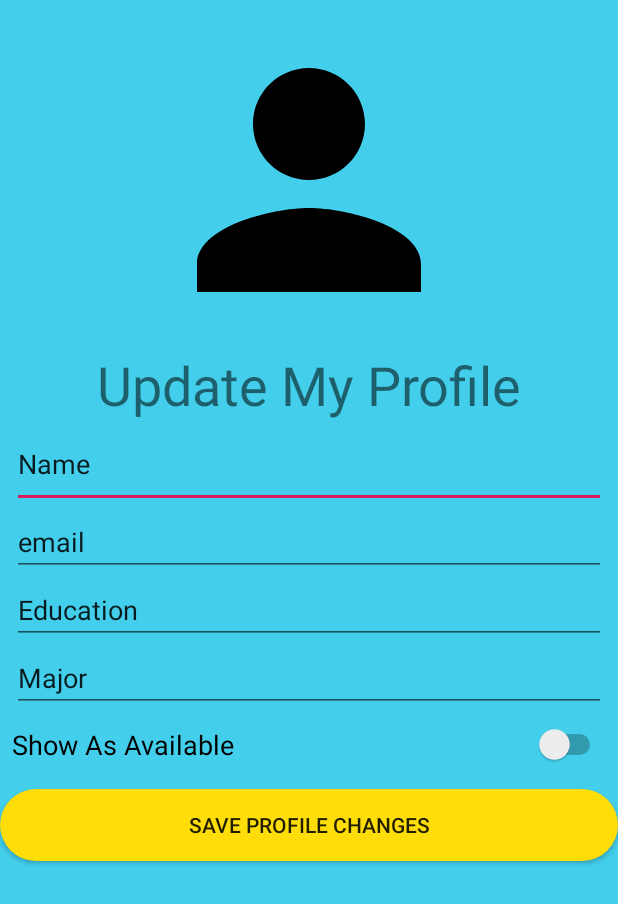
After one commit to ArmandoV15/TutorMe, an Android app: the ViewMyProfile screen opened directly, with no data from a screen before it, on a phone screen of 412 x 824 dp. The commit adds this screen. Shown: the top 904 px of the screen. Run offline under Robolectric (Android 15) with nearby library versions, the phone set to English and light mode, and no system bars; our stand-ins replace Firebase (no records; nobody signed in at launch, a user with empty details on screens opened directly); 1 statement that could not run was skipped.

Commit message:
Profile Features started

```diff
--- a/app/build.gradle
+++ b/app/build.gradle
@@ -34,6 +34,7 @@ dependencies {
     androidTestImplementation 'androidx.test:runner:1.2.0'
     androidTestImplementation 'androidx.test.espresso:espresso-core:3.2.0'
     implementation 'com.google.firebase:firebase-database:19.2.0'
+    implementation 'com.google.android.material:material:1.0.0'
 }
 
 apply plugin: 'com.google.gms.google-services'
--- a/app/src/main/AndroidManifest.xml
+++ b/app/src/main/AndroidManifest.xml
@@ -9,7 +9,9 @@
         android:roundIcon="@mipmap/ic_launcher_round"
         android:supportsRtl="true"
         android:theme="@style/AppTheme">
-        <activity android:name=".MessagingActivity"></activity>
+        <activity android:name=".ViewMyProfile"></activity>
+        <activity android:name=".ViewProfileActivity" />
+        <activity android:name=".MessagingActivity" />
         <activity android:name=".TutorActivity" />
         <activity android:name=".RegisterPage" />
         <activity android:name=".LoginActivity">
--- /dev/null
+++ b/app/src/main/java/com/example/tutorme/ViewMyProfile.java
@@ -0,0 +1,38 @@
+package com.example.tutorme;
+
+import androidx.appcompat.app.AppCompatActivity;
+
+import android.os.Bundle;
+import android.widget.EditText;
+import android.widget.Switch;
+
+import com.google.firebase.auth.FirebaseAuth;
+import com.google.firebase.auth.FirebaseUser;
+import com.google.firebase.database.FirebaseDatabase;
+
+public class ViewMyProfile extends AppCompatActivity {
+
+    private EditText myNameEditText, myEmailEditText, myMajorEditText, myYearEditText;
+    private Switch availableSwitch;
+    private FirebaseDatabase mDatabase;
+
+    @Override
+    protected void onCreate(Bundle savedInstanceState) {
+        super.onCreate(savedInstanceState);
+        setContentView(R.layout.activity_view_my_profile);
+
+        FirebaseUser user = FirebaseAuth.getInstance().getCurrentUser();
+        String userID = user.getUid();
+        mDatabase = FirebaseDatabase.getInstance().getReference("Users").child();
+
+
+        myNameEditText = (EditText) findViewById(R.id.myNameEditText);
+        myEmailEditText = (EditText) findViewById(R.id.myEmailEditText);
+        myMajorEditText = (EditText) findViewById(R.id.myMajorEditText);
+        myYearEditText = (EditText) findViewById(R.id.yearEditText);
+        availableSwitch = (Switch) findViewById(R.id.availableSwitch);
+
+
+
+    }
+}
--- a/app/src/main/res/layout/activity_main.xml
+++ b/app/src/main/res/layout/activity_main.xml
@@ -61,7 +61,7 @@
         android:background="@drawable/capsule"
         android:drawableTop="@drawable/ic_account_circle_black_24dp"
         android:gravity="clip_horizontal|center"
-        android:text="View My Profile"
+        android:text="Edit My Profile"
         app:layout_constraintEnd_toEndOf="parent"
         app:layout_constraintStart_toStartOf="parent"
         app:layout_constraintTop_toBottomOf="@+id/inboxButton" />
--- /dev/null
+++ b/app/src/main/res/layout/activity_view_my_profile.xml
@@ -0,0 +1,93 @@
+<?xml version="1.0" encoding="utf-8"?>
+<LinearLayout xmlns:android="http://schemas.android.com/apk/res/android"
+    xmlns:app="http://schemas.android.com/apk/res-auto"
+    xmlns:tools="http://schemas.android.com/tools"
+    android:layout_width="match_parent"
+    android:layout_height="match_parent"
+    android:background="@color/blueColor"
+    android:orientation="vertical"
+    tools:context=".ViewMyProfile">
+
+    <ImageView
+        android:id="@+id/imageView5"
+        android:layout_width="match_parent"
+        android:layout_height="224dp"
+        android:layout_marginStart="8dp"
+        android:layout_marginTop="8dp"
+        android:layout_marginEnd="8dp"
+        app:layout_constraintEnd_toEndOf="parent"
+        app:layout_constraintStart_toStartOf="parent"
+        app:layout_constraintTop_toTopOf="parent"
+        app:srcCompat="@drawable/ic_users" />
+
+    <TextView
+        android:id="@+id/textView3"
+        android:layout_width="match_parent"
+        android:layout_height="wrap_content"
+        android:gravity="center"
+        android:text="Update My Profile"
+        android:textSize="36sp" />
+
+    <EditText
+        android:id="@+id/myNameEditText"
+        android:layout_width="match_parent"
+        android:layout_height="58dp"
+        android:layout_marginLeft="8dp"
+        android:layout_marginRight="8dp"
+        android:ems="10"
+        android:inputType="textPersonName"
+        android:text="Name "
+        tools:layout_editor_absoluteX="74dp"
+        tools:layout_editor_absoluteY="250dp" />
+
+    <EditText
+        android:id="@+id/myEmailEditText"
+        android:layout_width="match_parent"
+        android:layout_height="wrap_content"
+        android:layout_marginLeft="8dp"
+        android:layout_marginRight="8dp"
+        android:ems="10"
+        android:inputType="textPersonName"
+        android:text="email" />
+
+    <EditText
+        android:id="@+id/yearEditText"
+        android:layout_width="match_parent"
+        android:layout_height="wrap_content"
+        android:layout_marginLeft="8dp"
+        android:layout_marginRight="8dp"
+        android:ems="10"
+        android:inputType="textPersonName"
+        android:text="Education"
+        tools:layout_editor_absoluteX="96dp"
+        tools:layout_editor_absoluteY="308dp" />
+
+    <EditText
+        android:id="@+id/myMajorEditText"
+        android:layout_width="match_parent"
+        android:layout_height="wrap_content"
+        android:layout_marginLeft="8dp"
+        android:layout_marginRight="8dp"
+        android:ems="10"
+        android:inputType="textPersonName"
+        android:text="Major" />
+
+    <Switch
+        android:id="@+id/availableSwitch"
+        android:layout_width="match_parent"
+        android:layout_height="wrap_content"
+        android:layout_marginLeft="8dp"
+        android:layout_marginTop="8dp"
+        android:layout_marginRight="8dp"
+        android:text="Show As Available"
+        android:textSize="18sp" />
+
+    <Button
+        android:id="@+id/button2"
+        android:layout_width="match_parent"
+        android:layout_height="wrap_content"
+        android:layout_marginTop="16dp"
+        android:background="@drawable/capsule"
+        android:text="Save Profile Changes" />
+
+</LinearLayout>
```
Also changed, not shown: app/src/main/java/com/example/tutorme/MainActivity.java (+8 -0 lines), app/src/main/java/com/example/tutorme/TutorActivity.java (+26 -1 lines), app/src/main/java/com/example/tutorme/ViewProfileActivity.java (added, +31 -0 lines), app/src/main/res/layout/activity_tutor.xml (+12 -0 lines), app/src/main/res/layout/activity_view_profile.xml (added, +77 -0 lines).
